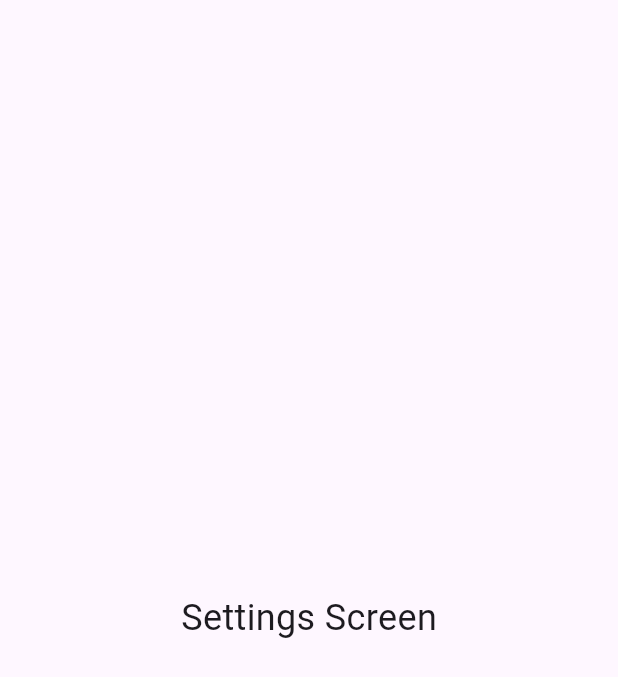
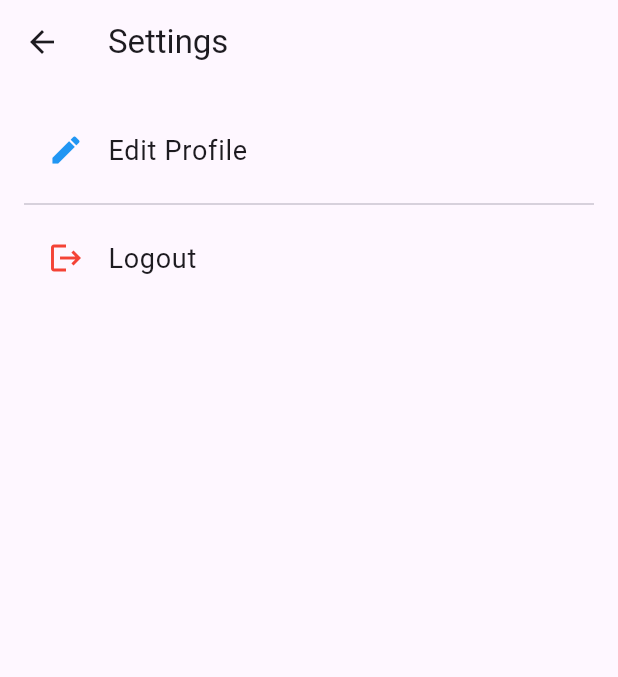
Before and after one commit to Rescue-Ace/FrontEnd, a Flutter app: the SettingsScreen screen opened directly, on a phone screen of 412 x 824 dp. Shown: the top 677 px of the screen. Run offline on Flutter 3.47's test engine with Material 3 defaults, Android fonts, the phone set to English and light mode, and no system bars; network calls fail.

Commit message:
add newscreen

```diff
--- a/lib/screens/settings_screen.dart
+++ b/lib/screens/settings_screen.dart
@@ -1,11 +1,41 @@
 import 'package:flutter/material.dart';
+import 'editprofile.dart';
 
 class SettingsScreen extends StatelessWidget {
   @override
   Widget build(BuildContext context) {
     return Scaffold(
-      body: Center(
-        child: Text("Settings Screen", style: TextStyle(fontSize: 24)),
+      appBar: AppBar(
+        title: Text("Settings"),
+      ),
+      body: Padding(
+        padding: const EdgeInsets.all(16.0),
+        child: Column(
+          crossAxisAlignment: CrossAxisAlignment.start,
+          children: [
+            ListTile(
+              leading: Icon(Icons.edit, color: Colors.blue),
+              title: Text("Edit Profile", style: TextStyle(fontSize: 18)),
+              onTap: () {
+                // Navigasi ke UpdateProfileScreen
+                Navigator.pushNamed(context, '/edit_profile');
+              },
+            ),
+            Divider(),
+            ListTile(
+              leading: Icon(Icons.logout, color: Colors.red),
+              title: Text("Logout", style: TextStyle(fontSize: 18)),
+              onTap: () {
+                // Navigasi ke LoginScreen dan menghapus semua halaman sebelumnya
+                Navigator.pushNamedAndRemoveUntil(
+                  context,
+                  '/login',
+                  (Route<dynamic> route) => false,
+                );
+              },
+            ),
+          ],
+        ),
       ),
     );
   }
```
Also changed, not shown: lib/main.dart (+15 -1 lines), lib/screens/editprofile.dart (added, +18 -0 lines), lib/screens/home_page.dart (+24 -12 lines).
